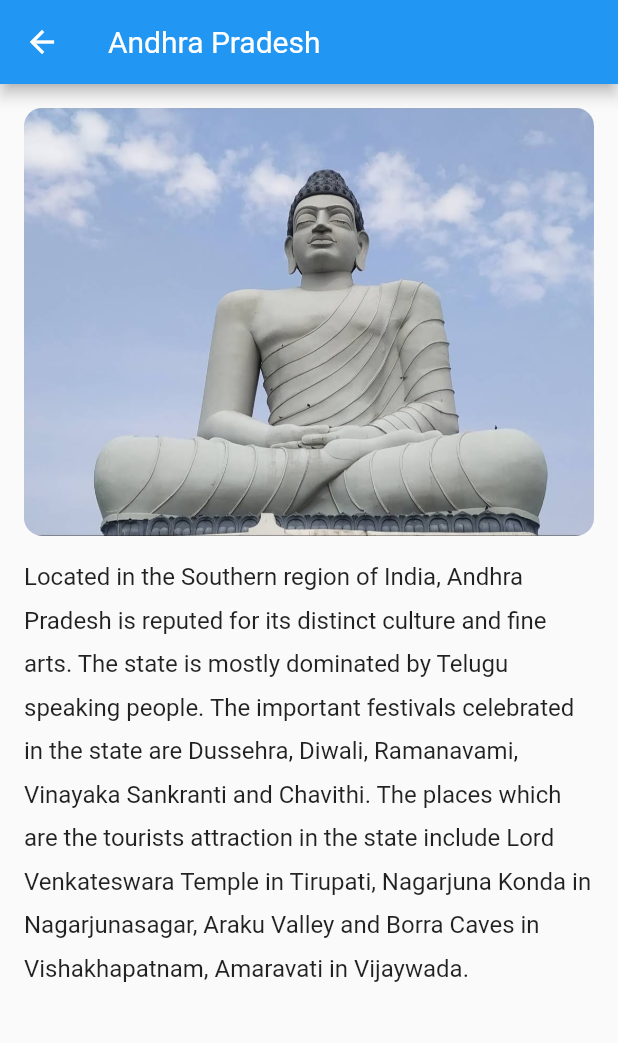
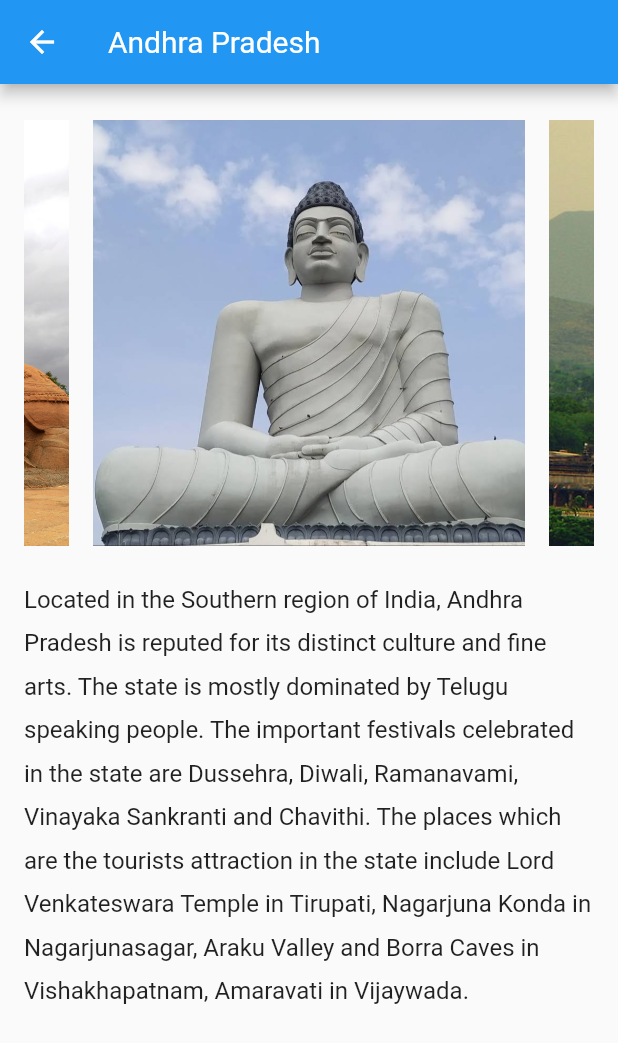
Before and after one commit to aj2460/indianstates, a Flutter app: the screen it shows after launch, after a tap on an icon or button, on a phone screen of 412 x 824 dp. Shown: the top 1043 px of the screen. Run offline on Flutter 3.47's test engine with Material 2 defaults, Android fonts, the phone set to English and light mode, and no system bars; drawn by our look-alikes of carousel_slider.

Commit message:
Add carousel for the first image

```diff
--- a/lib/pages/state_details.dart
+++ b/lib/pages/state_details.dart
@@ -1,3 +1,4 @@
+import 'package:carousel_slider/carousel_slider.dart';
 import 'package:flutter/material.dart';
 
 class StateDetails extends StatefulWidget {
@@ -10,7 +11,11 @@ class StateDetails extends StatefulWidget {
 class _StateDetailsState extends State<StateDetails> {
   String prefix = 'assets/images/st_images/';
   List<List<String>> stImages = [
-    ['assets/images/st_images/01-01.jpg', 'assets/images/st_images/01-02.jpg'],
+    [
+      'assets/images/st_images/01-01.jpg',
+      'assets/images/st_images/01-02.jpg',
+      'assets/images/st_images/01-03.jpg'
+    ],
     ['assets/images/st_images/02-01.jpg', 'assets/images/st_images/02-02.jpg'],
   ];
 
@@ -75,6 +80,20 @@ class _StateDetailsState extends State<StateDetails> {
     }
   ];
 
+  Widget buildImage(String urlImage, int index) {
+    return ClipRRect(
+      borderRadius: BorderRadius.all(Radius.circular(12)),
+      child: Container(
+        color: Colors.grey,
+        margin: EdgeInsets.all(8),
+        child: Image.asset(
+          urlImage,
+          fit: BoxFit.cover,
+        ),
+      ),
+    );
+  }
+
   Map data = {};
   @override
   Widget build(BuildContext context) {
@@ -82,8 +101,8 @@ class _StateDetailsState extends State<StateDetails> {
     var sidx = data['index']; // string format index
     var idx = int.parse(data['index']);
     idx -= 1;
-    print(sidx);
-    print('\n --- $idx');
+    //print(sidx);
+    //print('\n --- $idx');
     return Scaffold(
       appBar: AppBar(
         title: Text(data['state']),
@@ -93,10 +112,14 @@ class _StateDetailsState extends State<StateDetails> {
         child: SingleChildScrollView(
           child: Column(
             children: [
-              ClipRRect(
-                borderRadius: BorderRadius.all(Radius.circular(12)),
-                child: Image.asset('assets/images/st_images/$sidx-01.jpg'),
-              ),
+              CarouselSlider.builder(
+                  itemCount: stImages[idx].length,
+                  itemBuilder: (context, index, realIndex) {
+                    print('no of images : ${stImages[idx].length}');
+                    final urlImage = stImages[idx][index];
+                    return buildImage(urlImage, index);
+                  },
+                  options: CarouselOptions(height: 300)),
               SizedBox(
                 height: 10,
               ),
@@ -112,3 +135,6 @@ class _StateDetailsState extends State<StateDetails> {
     );
   }
 }
+
+
+ // Image.asset('assets/images/st_images/$sidx-01.jpg'),
```
